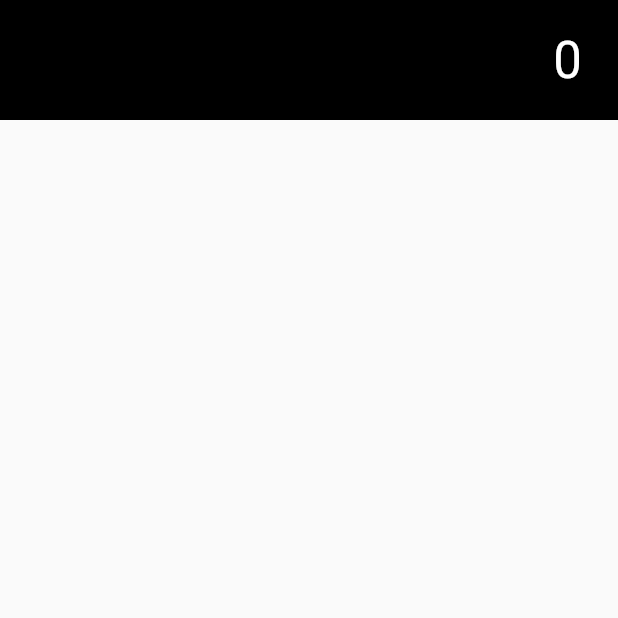
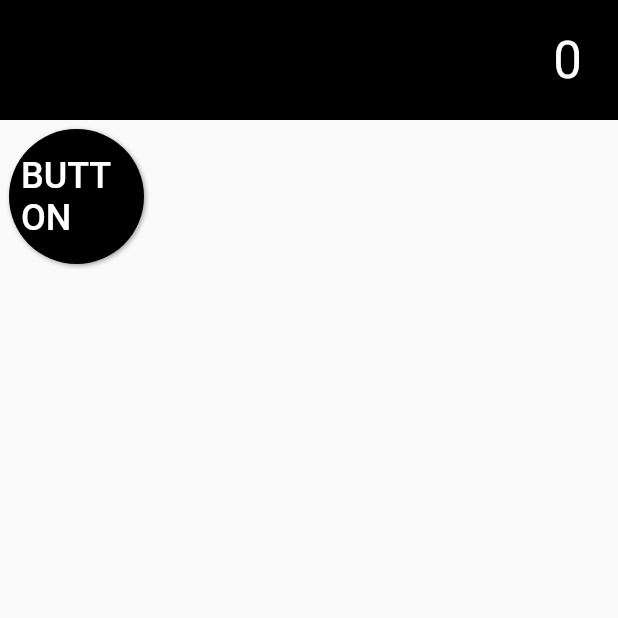
Before and after one commit to D11TScott/flutter-calculator, a Flutter app: the screen it shows after launch, on a phone screen of 412 x 824 dp, the top half of it. Run offline on Flutter 3.47's test engine with Material 2 defaults, Android fonts, the phone set to English and light mode, and no system bars.

Commit message:
Single calculator button
A CalculatorButton class was created, which creates a circular widget on screen

```diff
--- a/lib/main.dart
+++ b/lib/main.dart
@@ -44,6 +44,13 @@
         Row( // Rows are likewise in the horizontal direction
           children: [
             // Here is the bottom of the first row
+            CalculatorButton(
+                label: "BUTTON",
+                onClick: () => {
+
+                }, // onClick
+                size: 90
+            )
           ],
         )
       ]
@@ -81,3 +88,63 @@
     );
   }
 }
+
+class CalculatorButton extends StatelessWidget
+{
+  CalculatorButton({
+    required this.label,
+    required this.onClick,
+    required this.size,
+    this.bgColour = Colors.black,
+    this.labelColour = Colors.white
+  });
+
+  String label = ""; // What's going to be displayed on the button
+  VoidCallback onClick; // The callback function to be executed when the button is pressed
+  double size = 0.0; // The size of the button
+  Color bgColour;
+  Color labelColour;
+
+  @override
+  Widget build(BuildContext context)
+  {
+    return Padding(
+      padding: EdgeInsets.all(6), // Creates a margin between all of the buttons of the calculator
+      child: Container(
+        width: size,
+        height: size,
+        decoration: BoxDecoration( // Allows us to style the boxes, adding borders, drop-shadow, etc.
+          boxShadow: [
+            BoxShadow(
+                color: Colors.grey,
+              offset: Offset(1, 1),
+              blurRadius: 2
+            ),
+          ],
+
+          borderRadius: BorderRadius.all(
+            Radius.circular(size / 2)
+          ),
+          color: bgColour
+        ),
+
+        child: TextButton(
+          style: TextButton.styleFrom(
+            shape: CircleBorder() // Make the button circular
+          ),
+          onPressed: onClick,
+          child: Center(
+            child: Text(
+              label,
+              style: TextStyle(
+                fontSize: 24,
+                color: labelColour
+              )
+            )
+          )
+        )
+      )
+    );
+  }
+
+}
```
